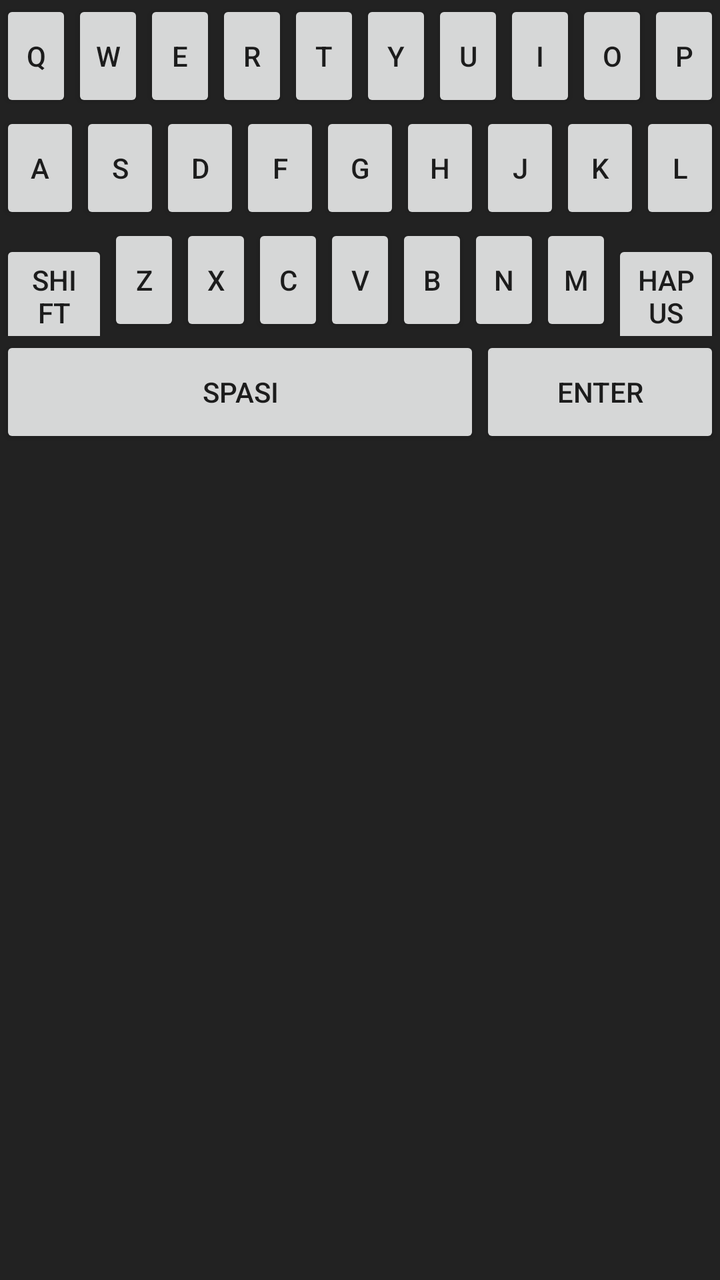
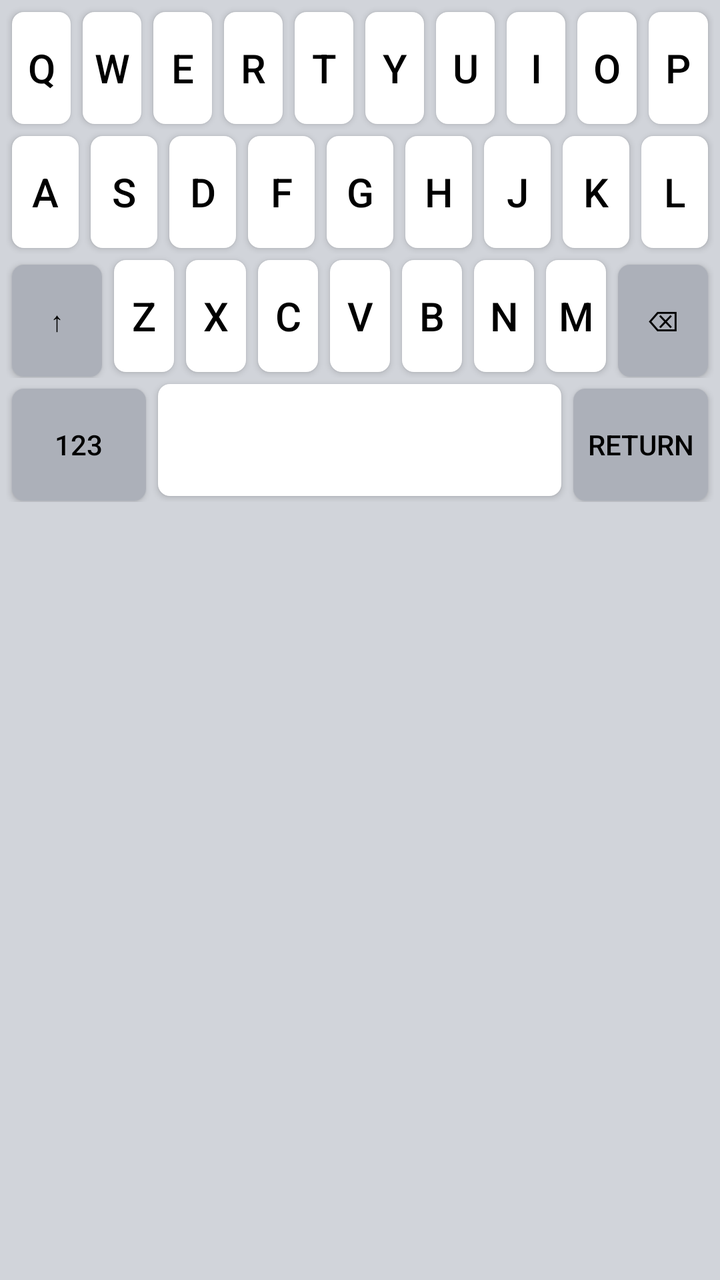

Two renders of the same Android screen: before a commit and after it. Below are the layout's source before the change and the commit's diff.
<!-- AndroidManifest.xml: fallback theme Theme.MaterialComponents.DayNight.NoActionBar -->
<!-- res/layout/keyboard_view.xml -->
<?xml version="1.0" encoding="utf-8"?>
<LinearLayout xmlns:android="http://schemas.android.com/apk/res/android"
    android:layout_width="match_parent"
    android:layout_height="wrap_content"
    android:orientation="vertical"
    android:background="#222222">

    
    <LinearLayout
        android:layout_width="match_parent"
        android:layout_height="wrap_content"
        android:orientation="horizontal">

        <Button android:layout_width="0dp" android:layout_height="wrap_content" android:layout_weight="1" android:minHeight="56dp" android:text="q" android:tag="q" />
        <Button android:layout_width="0dp" android:layout_height="wrap_content" android:layout_weight="1" android:minHeight="56dp" android:text="w" android:tag="w" />
        <Button android:layout_width="0dp" android:layout_height="wrap_content" android:layout_weight="1" android:minHeight="56dp" android:text="e" android:tag="e" />
        <Button android:layout_width="0dp" android:layout_height="wrap_content" android:layout_weight="1" android:minHeight="56dp" android:text="r" android:tag="r" />
        <Button android:layout_width="0dp" android:layout_height="wrap_content" android:layout_weight="1" android:minHeight="56dp" android:text="t" android:tag="t" />
        <Button android:layout_width="0dp" android:layout_height="wrap_content" android:layout_weight="1" android:minHeight="56dp" android:text="y" android:tag="y" />
        <Button android:layout_width="0dp" android:layout_height="wrap_content" android:layout_weight="1" android:minHeight="56dp" android:text="u" android:tag="u" />
        <Button android:layout_width="0dp" android:layout_height="wrap_content" android:layout_weight="1" android:minHeight="56dp" android:text="i" android:tag="i" />
        <Button android:layout_width="0dp" android:layout_height="wrap_content" android:layout_weight="1" android:minHeight="56dp" android:text="o" android:tag="o" />
        <Button android:layout_width="0dp" android:layout_height="wrap_content" android:layout_weight="1" android:minHeight="56dp" android:text="p" android:tag="p" />
    </LinearLayout>

    
    <LinearLayout
        android:layout_width="match_parent"
        android:layout_height="wrap_content"
        android:orientation="horizontal">

        <Button android:layout_width="0dp" android:layout_height="wrap_content" android:layout_weight="1" android:minHeight="56dp" android:text="a" android:tag="a" />
        <Button android:layout_width="0dp" android:layout_height="wrap_content" android:layout_weight="1" android:minHeight="56dp" android:text="s" android:tag="s" />
        <Button android:layout_width="0dp" android:layout_height="wrap_content" android:layout_weight="1" android:minHeight="56dp" android:text="d" android:tag="d" />
        <Button android:layout_width="0dp" android:layout_height="wrap_content" android:layout_weight="1" android:minHeight="56dp" android:text="f" android:tag="f" />
        <Button android:layout_width="0dp" android:layout_height="wrap_content" android:layout_weight="1" android:minHeight="56dp" android:text="g" android:tag="g" />
        <Button android:layout_width="0dp" android:layout_height="wrap_content" android:layout_weight="1" android:minHeight="56dp" android:text="h" android:tag="h" />
        <Button android:layout_width="0dp" android:layout_height="wrap_content" android:layout_weight="1" android:minHeight="56dp" android:text="j" android:tag="j" />
        <Button android:layout_width="0dp" android:layout_height="wrap_content" android:layout_weight="1" android:minHeight="56dp" android:text="k" android:tag="k" />
        <Button android:layout_width="0dp" android:layout_height="wrap_content" android:layout_weight="1" android:minHeight="56dp" android:text="l" android:tag="l" />
    </LinearLayout>

    
    <LinearLayout
        android:layout_width="match_parent"
        android:layout_height="wrap_content"
        android:orientation="horizontal">

        <Button
            android:id="@+id/btn_shift"
            android:layout_width="0dp"
            android:layout_height="wrap_content"
            android:layout_weight="1.5"
            android:minHeight="56dp"
            android:text="shift" />

        <Button android:layout_width="0dp" android:layout_height="wrap_content" android:layout_weight="1" android:minHeight="56dp" android:text="z" android:tag="z" />
        <Button android:layout_width="0dp" android:layout_height="wrap_content" android:layout_weight="1" android:minHeight="56dp" android:text="x" android:tag="x" />
        <Button android:layout_width="0dp" android:layout_height="wrap_content" android:layout_weight="1" android:minHeight="56dp" android:text="c" android:tag="c" />
        <Button android:layout_width="0dp" android:layout_height="wrap_content" android:layout_weight="1" android:minHeight="56dp" android:text="v" android:tag="v" />
        <Button android:layout_width="0dp" android:layout_height="wrap_content" android:layout_weight="1" android:minHeight="56dp" android:text="b" android:tag="b" />
        <Button android:layout_width="0dp" android:layout_height="wrap_content" android:layout_weight="1" android:minHeight="56dp" android:text="n" android:tag="n" />
        <Button android:layout_width="0dp" android:layout_height="wrap_content" android:layout_weight="1" android:minHeight="56dp" android:text="m" android:tag="m" />

        <Button
            android:id="@+id/btn_backspace"
            android:layout_width="0dp"
            android:layout_height="wrap_content"
            android:layout_weight="1.5"
            android:minHeight="56dp"
            android:text="hapus" />
    </LinearLayout>

    
    <LinearLayout
        android:layout_width="match_parent"
        android:layout_height="wrap_content"
        android:orientation="horizontal">

        <Button
            android:id="@+id/btn_space"
            android:layout_width="0dp"
            android:layout_height="wrap_content"
            android:layout_weight="4"
            android:minHeight="56dp"
            android:text="spasi" />

        <Button
            android:id="@+id/btn_enter"
            android:layout_width="0dp"
            android:layout_height="wrap_content"
            android:layout_weight="2"
            android:minHeight="56dp"
            android:text="enter" />
    </LinearLayout>
</LinearLayout>
<!-- resources referenced by this layout -->
<resources>

</resources>

<!-- the commit's change to res/layout/keyboard_view.xml (unified diff, before → after) -->
@@ -3,7 +3,8 @@
     android:layout_width="match_parent"
     android:layout_height="wrap_content"
     android:orientation="vertical"
-    android:background="#222222">
+    android:background="#D1D4DA"
+    android:padding="3dp">
 
     
     <LinearLayout
@@ -11,16 +12,16 @@
         android:layout_height="wrap_content"
         android:orientation="horizontal">
 
-        <Button android:layout_width="0dp" android:layout_height="wrap_content" android:layout_weight="1" android:minHeight="56dp" android:text="q" android:tag="q" />
-        <Button android:layout_width="0dp" android:layout_height="wrap_content" android:layout_weight="1" android:minHeight="56dp" android:text="w" android:tag="w" />
-        <Button android:layout_width="0dp" android:layout_height="wrap_content" android:layout_weight="1" android:minHeight="56dp" android:text="e" android:tag="e" />
-        <Button android:layout_width="0dp" android:layout_height="wrap_content" android:layout_weight="1" android:minHeight="56dp" android:text="r" android:tag="r" />
-        <Button android:layout_width="0dp" android:layout_height="wrap_content" android:layout_weight="1" android:minHeight="56dp" android:text="t" android:tag="t" />
-        <Button android:layout_width="0dp" android:layout_height="wrap_content" android:layout_weight="1" android:minHeight="56dp" android:text="y" android:tag="y" />
-        <Button android:layout_width="0dp" android:layout_height="wrap_content" android:layout_weight="1" android:minHeight="56dp" android:text="u" android:tag="u" />
-        <Button android:layout_width="0dp" android:layout_height="wrap_content" android:layout_weight="1" android:minHeight="56dp" android:text="i" android:tag="i" />
-        <Button android:layout_width="0dp" android:layout_height="wrap_content" android:layout_weight="1" android:minHeight="56dp" android:text="o" android:tag="o" />
-        <Button android:layout_width="0dp" android:layout_height="wrap_content" android:layout_weight="1" android:minHeight="56dp" android:text="p" android:tag="p" />
+        <Button style="@style/KeyButton.Letter" android:layout_weight="1" android:text="q" android:tag="q" />
+        <Button style="@style/KeyButton.Letter" android:layout_weight="1" android:text="w" android:tag="w" />
+        <Button style="@style/KeyButton.Letter" android:layout_weight="1" android:text="e" android:tag="e" />
+        <Button style="@style/KeyButton.Letter" android:layout_weight="1" android:text="r" android:tag="r" />
+        <Button style="@style/KeyButton.Letter" android:layout_weight="1" android:text="t" android:tag="t" />
+        <Button style="@style/KeyButton.Letter" android:layout_weight="1" android:text="y" android:tag="y" />
+        <Button style="@style/KeyButton.Letter" android:layout_weight="1" android:text="u" android:tag="u" />
+        <Button style="@style/KeyButton.Letter" android:layout_weight="1" android:text="i" android:tag="i" />
+        <Button style="@style/KeyButton.Letter" android:layout_weight="1" android:text="o" android:tag="o" />
+        <Button style="@style/KeyButton.Letter" android:layout_weight="1" android:text="p" android:tag="p" />
     </LinearLayout>
 
     
@@ -29,15 +30,15 @@
         android:layout_height="wrap_content"
         android:orientation="horizontal">
 
-        <Button android:layout_width="0dp" android:layout_height="wrap_content" android:layout_weight="1" android:minHeight="56dp" android:text="a" android:tag="a" />
-        <Button android:layout_width="0dp" android:layout_height="wrap_content" android:layout_weight="1" android:minHeight="56dp" android:text="s" android:tag="s" />
-        <Button android:layout_width="0dp" android:layout_height="wrap_content" android:layout_weight="1" android:minHeight="56dp" android:text="d" android:tag="d" />
-        <Button android:layout_width="0dp" android:layout_height="wrap_content" android:layout_weight="1" android:minHeight="56dp" android:text="f" android:tag="f" />
-        <Button android:layout_width="0dp" android:layout_height="wrap_content" android:layout_weight="1" android:minHeight="56dp" android:text="g" android:tag="g" />
-        <Button android:layout_width="0dp" android:layout_height="wrap_content" android:layout_weight="1" android:minHeight="56dp" android:text="h" android:tag="h" />
-        <Button android:layout_width="0dp" android:layout_height="wrap_content" android:layout_weight="1" android:minHeight="56dp" android:text="j" android:tag="j" />
-        <Button android:layout_width="0dp" android:layout_height="wrap_content" android:layout_weight="1" android:minHeight="56dp" android:text="k" android:tag="k" />
-        <Button android:layout_width="0dp" android:layout_height="wrap_content" android:layout_weight="1" android:minHeight="56dp" android:text="l" android:tag="l" />
+        <Button style="@style/KeyButton.Letter" android:layout_weight="1" android:text="a" android:tag="a" />
+        <Button style="@style/KeyButton.Letter" android:layout_weight="1" android:text="s" android:tag="s" />
+        <Button style="@style/KeyButton.Letter" android:layout_weight="1" android:text="d" android:tag="d" />
+        <Button style="@style/KeyButton.Letter" android:layout_weight="1" android:text="f" android:tag="f" />
+        <Button style="@style/KeyButton.Letter" android:layout_weight="1" android:text="g" android:tag="g" />
+        <Button style="@style/KeyButton.Letter" android:layout_weight="1" android:text="h" android:tag="h" />
+        <Button style="@style/KeyButton.Letter" android:layout_weight="1" android:text="j" android:tag="j" />
+        <Button style="@style/KeyButton.Letter" android:layout_weight="1" android:text="k" android:tag="k" />
+        <Button style="@style/KeyButton.Letter" android:layout_weight="1" android:text="l" android:tag="l" />
     </LinearLayout>
 
     
@@ -46,29 +47,15 @@
         android:layout_height="wrap_content"
         android:orientation="horizontal">
 
-        <Button
-            android:id="@+id/btn_shift"
-            android:layout_width="0dp"
-            android:layout_height="wrap_content"
-            android:layout_weight="1.5"
-            android:minHeight="56dp"
-            android:text="shift" />
-
-        <Button android:layout_width="0dp" android:layout_height="wrap_content" android:layout_weight="1" android:minHeight="56dp" android:text="z" android:tag="z" />
-        <Button android:layout_width="0dp" android:layout_height="wrap_content" android:layout_weight="1" android:minHeight="56dp" android:text="x" android:tag="x" />
-        <Button android:layout_width="0dp" android:layout_height="wrap_content" android:layout_weight="1" android:minHeight="56dp" android:text="c" android:tag="c" />
-        <Button android:layout_width="0dp" android:layout_height="wrap_content" android:layout_weight="1" android:minHeight="56dp" android:text="v" android:tag="v" />
-        <Button android:layout_width="0dp" android:layout_height="wrap_content" android:layout_weight="1" android:minHeight="56dp" android:text="b" android:tag="b" />
-        <Button android:layout_width="0dp" android:layout_height="wrap_content" android:layout_weight="1" android:minHeight="56dp" android:text="n" android:tag="n" />
-        <Button android:layout_width="0dp" android:layout_height="wrap_content" android:layout_weight="1" android:minHeight="56dp" android:text="m" android:tag="m" />
-
-        <Button
-            android:id="@+id/btn_backspace"
-            android:layout_width="0dp"
-            android:layout_height="wrap_content"
-            android:layout_weight="1.5"
-            android:minHeight="56dp"
-            android:text="hapus" />
+        <Button style="@style/KeyButton.Function" android:layout_weight="1.5" android:text="↑" android:tag="shift" />
+        <Button style="@style/KeyButton.Letter" android:layout_weight="1" android:text="z" android:tag="z" />
+        <Button style="@style/KeyButton.Letter" android:layout_weight="1" android:text="x" android:tag="x" />
+        <Button style="@style/KeyButton.Letter" android:layout_weight="1" android:text="c" android:tag="c" />
+        <Button style="@style/KeyButton.Letter" android:layout_weight="1" android:text="v" android:tag="v" />
+        <Button style="@style/KeyButton.Letter" android:layout_weight="1" android:text="b" android:tag="b" />
+        <Button style="@style/KeyButton.Letter" android:layout_weight="1" android:text="n" android:tag="n" />
+        <Button style="@style/KeyButton.Letter" android:layout_weight="1" android:text="m" android:tag="m" />
+        <Button style="@style/KeyButton.Function" android:layout_weight="1.5" android:text="⌫" android:tag="backspace" />
     </LinearLayout>
 
     
@@ -77,20 +64,8 @@
         android:layout_height="wrap_content"
         android:orientation="horizontal">
 
-        <Button
-            android:id="@+id/btn_space"
-            android:layout_width="0dp"
-            android:layout_height="wrap_content"
-            android:layout_weight="4"
-            android:minHeight="56dp"
-            android:text="spasi" />
-
-        <Button
-            android:id="@+id/btn_enter"
-            android:layout_width="0dp"
-            android:layout_height="wrap_content"
-            android:layout_weight="2"
-            android:minHeight="56dp"
-            android:text="enter" />
+        <Button style="@style/KeyButton.Function" android:layout_weight="2" android:text="123" android:tag="to_symbols" />
+        <Button style="@style/KeyButton.Letter" android:layout_weight="6" android:text="" android:tag="space" />
+        <Button style="@style/KeyButton.Function" android:layout_weight="2" android:text="return" android:tag="enter" />
     </LinearLayout>
 </LinearLayout>
<!-- resource entries referenced after the edit -->
@@ -1,5 +1,54 @@
 <!-- resources referenced by this layout -->
 <resources>
-
+  <style name="KeyButton.Function" parent="KeyButton">
+          <item name="android:background">@drawable/key_function</item>
+          <item name="android:textColor">#000000</item>
+          <item name="android:textSize">14sp</item>
+      </style>
+  <style name="KeyButton.Letter" parent="KeyButton">
+          <item name="android:background">@drawable/key_letter</item>
+          <item name="android:textColor">#000000</item>
+          <item name="android:textSize">20sp</item>
+      </style>
+  <style name="KeyButton">
+          <item name="android:layout_width">0dp</item>
+          <item name="android:layout_height">56dp</item>
+          <item name="android:layout_margin">3dp</item>
+          <item name="android:elevation">2dp</item>
+      </style>
+  <!-- drawable key_function (drawable) -->
+  <?xml version="1.0" encoding="utf-8"?>
+  <ripple xmlns:android="http://schemas.android.com/apk/res/android"
+      android:color="#33000000">
+      <item android:id="@android:id/mask">
+          <shape android:shape="rectangle">
+              <corners android:radius="6dp" />
+              <solid android:color="#ACB0B9" />
+          </shape>
+      </item>
+      <item>
+          <shape android:shape="rectangle">
+              <corners android:radius="6dp" />
+              <solid android:color="#ACB0B9" />
+          </shape>
+      </item>
+  </ripple>
+  <!-- drawable key_letter (drawable) -->
+  <?xml version="1.0" encoding="utf-8"?>
+  <ripple xmlns:android="http://schemas.android.com/apk/res/android"
+      android:color="#33000000">
+      <item android:id="@android:id/mask">
+          <shape android:shape="rectangle">
+              <corners android:radius="6dp" />
+              <solid android:color="#FFFFFF" />
+          </shape>
+      </item>
+      <item>
+          <shape android:shape="rectangle">
+              <corners android:radius="6dp" />
+              <solid android:color="#FFFFFF" />
+          </shape>
+      </item>
+  </ripple>
 </resources>
 
